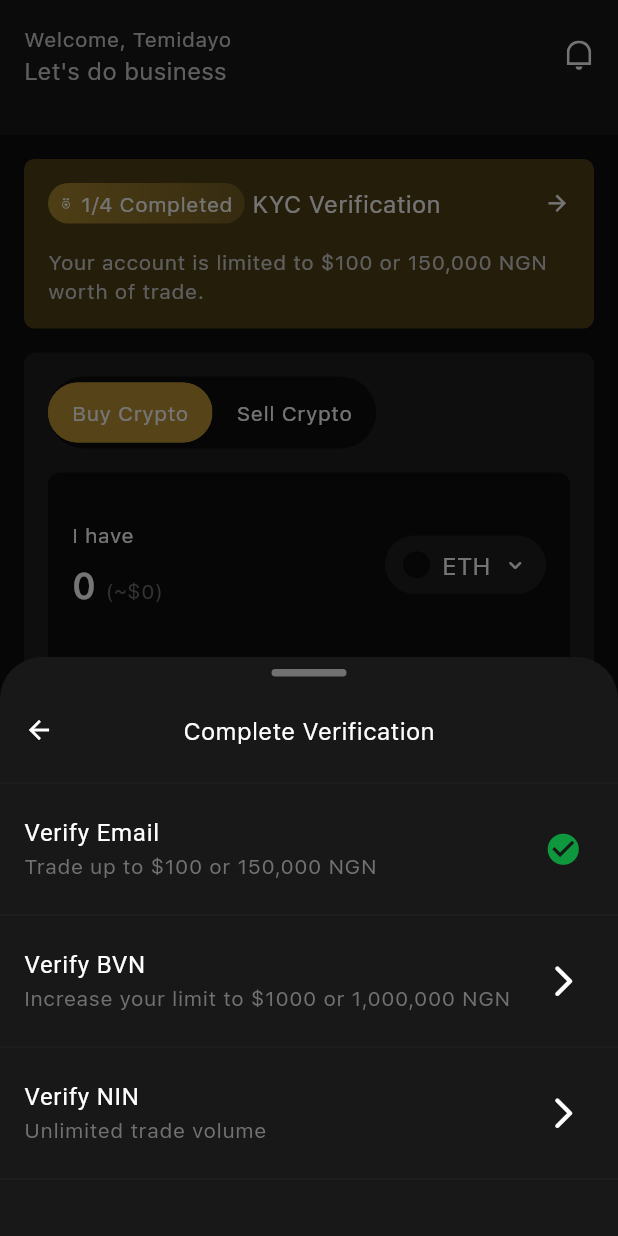
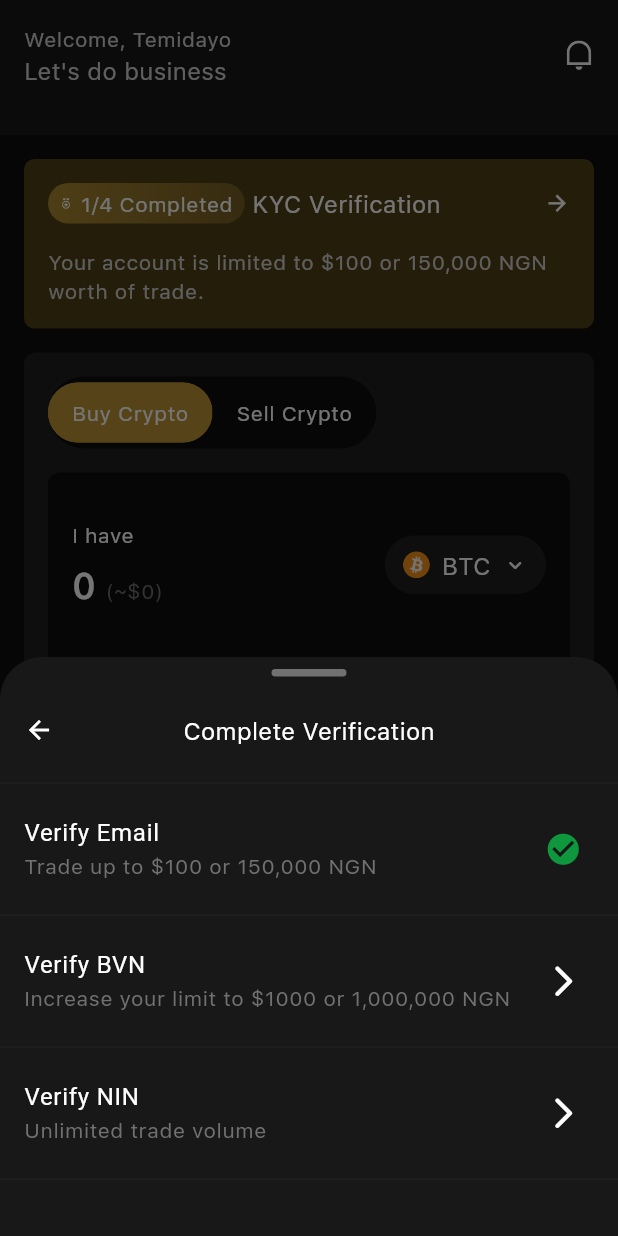
Before and after one commit to GetCryptonia/Cryptonia-App, a Flutter app: the HomeScreen screen opened directly, after a tap on an icon or button, on a phone screen of 412 x 824 dp. Run offline on Flutter 3.47's test engine with Material 3 defaults, Android fonts, the light colour scheme and no system bars; our stand-ins replace dio, dots_indicator, flutter_spinkit, flutter_svg, jwt_decoder, local_auth and 2 more; accounts and stored records are empty.

Commit message:
Added token types and selector

```diff
--- /dev/null
+++ b/lib/src/core/enums/tokens_enum.dart
@@ -0,0 +1,74 @@
+enum TokenType {
+  btc,
+  eth,
+  ngn,
+  sol,
+  usdCBnb,
+  usdCErc,
+  usdCSol,
+  usdCTrc,
+  usdTBnb,
+  usdTErc,
+  usdTSol,
+  usdTTrc,
+}
+
+extension TokenTypeExtension on TokenType {
+  String get label {
+    switch (this) {
+      case TokenType.btc:
+        return 'BTC';
+      case TokenType.eth:
+        return 'ETH';
+      case TokenType.ngn:
+        return 'NGN';
+      case TokenType.sol:
+        return 'SOL';
+      case TokenType.usdCBnb:
+        return 'USDC (BNB)';
+      case TokenType.usdCErc:
+        return 'USDC (ERC)';
+      case TokenType.usdCSol:
+        return 'USDC (SOL)';
+      case TokenType.usdCTrc:
+        return 'USDC (TRC)';
+      case TokenType.usdTBnb:
+        return 'USDT (BNB)';
+      case TokenType.usdTErc:
+        return 'USDT (ERC)';
+      case TokenType.usdTSol:
+        return 'USDT (SOL)';
+      case TokenType.usdTTrc:
+        return 'USDT (TRC)';
+    }
+  }
+
+  String get asset {
+    switch (this) {
+      case TokenType.btc:
+        return 'assets/images/tokens/btc.png';
+      case TokenType.eth:
+        return 'assets/images/tokens/eth.png';
+      case TokenType.ngn:
+        return 'assets/images/tokens/ngn.png';
+      case TokenType.sol:
+        return 'assets/images/tokens/sol.png';
+      case TokenType.usdCBnb:
+        return 'assets/images/tokens/usdc-bnb.png';
+      case TokenType.usdCErc:
+        return 'assets/images/tokens/usdc-erc.png';
+      case TokenType.usdCSol:
+        return 'assets/images/tokens/usdc-sol.png';
+      case TokenType.usdCTrc:
+        return 'assets/images/tokens/usdc-trc.png';
+      case TokenType.usdTBnb:
+        return 'assets/images/tokens/usdt-bnb.png';
+      case TokenType.usdTErc:
+        return 'assets/images/tokens/usdt-erc.png';
+      case TokenType.usdTSol:
+        return 'assets/images/tokens/usdt-sol.png';
+      case TokenType.usdTTrc:
+        return 'assets/images/tokens/usdt-trc.png';
+    }
+  }
+}
--- a/lib/src/features/home/widgets/buy_sell_widget.dart
+++ b/lib/src/features/home/widgets/buy_sell_widget.dart
@@ -1,3 +1,4 @@
+import 'package:cryptonia/src/core/enums/tokens_enum.dart';
 import 'package:cryptonia/src/shared/theming/app_theming.dart';
 import 'package:cryptonia/src/shared/widgets/custom_button.dart';
 import 'package:flutter/material.dart';
@@ -10,6 +11,8 @@ class BuySellWidget extends StatefulWidget {
 }
 
 class _BuySellWidgetState extends State<BuySellWidget> {
+  TokenType haveToken = TokenType.btc;
+  TokenType needToken = TokenType.ngn;
   bool buy = true;
   @override
   Widget build(BuildContext context) {
@@ -102,7 +105,34 @@ class _BuySellWidgetState extends State<BuySellWidget> {
                     ),
                   ],
                 ),
-                Container(
+                PopupMenuButton(
+                  itemBuilder: (context) {
+                    return TokenType.values.map((token) {
+                      return PopupMenuItem(
+                        onTap: () {
+                          setState(() {
+                            haveToken = token;
+                          });
+                        },
+                        value: token,
+                        child: Row(
+                          children: [
+                            CircleAvatar(
+                              radius: 9,
+                              backgroundImage: AssetImage(token.asset),
+                              backgroundColor: AppColors.kScaffold,
+                            ),
+                            const SizedBox(width: 8),
+                            Text(
+                              token.label,
+                              style: Theme.of(context).textTheme.bodyMedium,
+                            ),
+                          ],
+                        ),
+                      );
+                    }).toList();
+                  },
+                  child: Container(
                     padding:
                         const EdgeInsets.symmetric(horizontal: 12, vertical: 8),
                     decoration: BoxDecoration(
@@ -112,18 +142,20 @@ class _BuySellWidgetState extends State<BuySellWidget> {
                     child: Row(
                       mainAxisSize: MainAxisSize.min,
                       children: [
-                      const CircleAvatar(
+                        CircleAvatar(
                           radius: 9,
+                          backgroundImage: AssetImage(haveToken.asset),
                           backgroundColor: AppColors.kScaffold,
                         ),
                         const SizedBox(width: 8),
                         Text(
-                        'ETH',
+                          haveToken.label,
                           style: Theme.of(context).textTheme.bodyMedium,
                         ),
                         const SizedBox(width: 8),
                         const Icon(Icons.keyboard_arrow_down_rounded, size: 17)
                       ],
+                    ),
                   ),
                 ),
               ],
@@ -157,7 +189,34 @@ class _BuySellWidgetState extends State<BuySellWidget> {
                     ),
                   ],
                 ),
-                Container(
+                PopupMenuButton(
+                  itemBuilder: (context) {
+                    return TokenType.values.map((token) {
+                      return PopupMenuItem(
+                        onTap: () {
+                          setState(() {
+                            needToken = token;
+                          });
+                        },
+                        value: token,
+                        child: Row(
+                          children: [
+                            CircleAvatar(
+                              radius: 9,
+                              backgroundImage: AssetImage(token.asset),
+                              backgroundColor: AppColors.kScaffold,
+                            ),
+                            const SizedBox(width: 8),
+                            Text(
+                              token.label,
+                              style: Theme.of(context).textTheme.bodyMedium,
+                            ),
+                          ],
+                        ),
+                      );
+                    }).toList();
+                  },
+                  child: Container(
                     padding:
                         const EdgeInsets.symmetric(horizontal: 12, vertical: 8),
                     decoration: BoxDecoration(
@@ -167,18 +226,20 @@ class _BuySellWidgetState extends State<BuySellWidget> {
                     child: Row(
                       mainAxisSize: MainAxisSize.min,
                       children: [
-                      const CircleAvatar(
+                        CircleAvatar(
                           radius: 9,
+                          backgroundImage: AssetImage(needToken.asset),
                           backgroundColor: AppColors.kScaffold,
                         ),
                         const SizedBox(width: 8),
                         Text(
-                        'NGN',
+                          needToken.label,
                           style: Theme.of(context).textTheme.bodyMedium,
                         ),
                         const SizedBox(width: 8),
                         const Icon(Icons.keyboard_arrow_down_rounded, size: 17)
                       ],
+                    ),
                   ),
                 ),
               ],
--- a/lib/src/features/kyc/screens/enter_bvn_details.dart
+++ b/lib/src/features/kyc/screens/enter_bvn_details.dart
@@ -75,7 +75,11 @@ class _EnterBvnDetailsState extends State<EnterBvnDetails> {
                           child: Row(
                             mainAxisSize: MainAxisSize.min,
                             children: [
-                              const CircleAvatar(radius: 10),
+                              const CircleAvatar(
+                                radius: 10,
+                                backgroundImage: AssetImage(
+                                    'assets/images/nigerian-flag.png'),
+                              ),
                               const SizedBox(width: 4),
                               Text(
                                 '+234',
--- a/lib/src/features/kyc/screens/enter_nin_details.dart
+++ b/lib/src/features/kyc/screens/enter_nin_details.dart
@@ -75,7 +75,11 @@ class _EnterNinDetailsState extends State<EnterNinDetails> {
                           child: Row(
                             mainAxisSize: MainAxisSize.min,
                             children: [
-                              const CircleAvatar(radius: 10),
+                              const CircleAvatar(
+                                radius: 10,
+                                backgroundImage: AssetImage(
+                                    'assets/images/nigerian-flag.png'),
+                              ),
                               const SizedBox(width: 4),
                               Text(
                                 '+234',
--- a/pubspec.yaml
+++ b/pubspec.yaml
@@ -79,6 +79,8 @@ flutter:
      - assets/images/onboarding/
      - assets/images/avatars/
      - assets/images/home/
+     - assets/images/tokens/
+     - assets/images/
 
   # An image asset can refer to one or more resolution-specific "variants", see
   # https://flutter.dev/assets-and-images/#resolution-aware
```
Also changed, not shown: assets/images/nigerian-flag.png (added), assets/images/tokens/btc.png (added), assets/images/tokens/eth.png (added), assets/images/tokens/ngn.png (added), assets/images/tokens/sol.png (added), assets/images/tokens/usdc-bnb.png (added), assets/images/tokens/usdc-erc.png (added), assets/images/tokens/usdc-sol.png (added), assets/images/tokens/usdc-trc.png (added), assets/images/tokens/usdt-bnb.png (added), assets/images/tokens/usdt-erc.png (added), assets/images/tokens/usdt-sol.png (added), assets/images/tokens/usdt-trc.png (added). Lines whose indentation alone changed are shown as unchanged.
